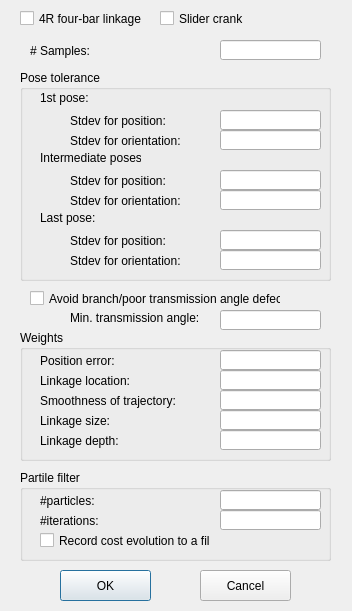
Before: the Qt Designer form KinematicDesign_ThreeBodies/LinkageSynthesisOptionDialog.ui in gnishida/KinematicDesign_ThreeBodies, drawn with Qt 5.
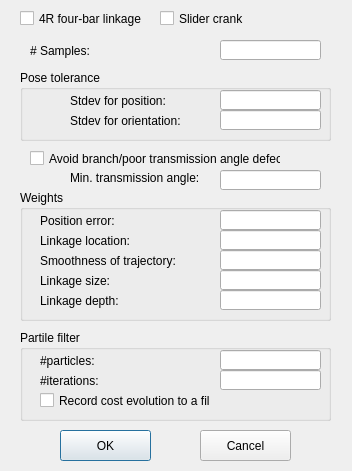
After: the same form once the commit is applied.

Commit message: use only intermediate pose for perturbation

Diff of the .ui file:
```diff
--- a/KinematicDesign_ThreeBodies/LinkageSynthesisOptionDialog.ui
+++ b/KinematicDesign_ThreeBodies/LinkageSynthesisOptionDialog.ui
@@ -7,7 +7,7 @@
     <x>0</x>
     <y>0</y>
     <width>352</width>
-    <height>611</height>
+    <height>471</height>
    </rect>
   </property>
   <property name="windowTitle">
@@ -40,7 +40,7 @@
    <property name="geometry">
     <rect>
      <x>30</x>
-     <y>290</y>
+     <y>150</y>
      <width>251</width>
      <height>17</height>
     </rect>
@@ -53,7 +53,7 @@
    <property name="geometry">
     <rect>
      <x>60</x>
-     <y>570</y>
+     <y>430</y>
      <width>91</width>
      <height>31</height>
     </rect>
@@ -66,7 +66,7 @@
    <property name="geometry">
     <rect>
      <x>200</x>
-     <y>570</y>
+     <y>430</y>
      <width>91</width>
      <height>31</height>
     </rect>
@@ -81,40 +81,17 @@
      <x>20</x>
      <y>70</y>
      <width>311</width>
-     <height>211</height>
+     <height>71</height>
     </rect>
    </property>
    <property name="title">
     <string>Pose tolerance</string>
    </property>
-   <widget class="QLabel" name="label_2">
-    <property name="geometry">
-     <rect>
-      <x>50</x>
-      <y>40</y>
-      <width>131</width>
-      <height>21</height>
-     </rect>
-    </property>
-    <property name="text">
-     <string>Stdev for position:</string>
-    </property>
-   </widget>
-   <widget class="QLineEdit" name="lineEditStdDevPositionFirst">
-    <property name="geometry">
-     <rect>
-      <x>200</x>
-      <y>40</y>
-      <width>101</width>
-      <height>20</height>
-     </rect>
-    </property>
-   </widget>
    <widget class="QLabel" name="label_6">
     <property name="geometry">
      <rect>
       <x>50</x>
-      <y>100</y>
+      <y>20</y>
       <width>101</width>
       <height>21</height>
      </rect>
@@ -127,89 +104,17 @@
     <property name="geometry">
      <rect>
       <x>200</x>
-      <y>100</y>
-      <width>101</width>
-      <height>20</height>
-     </rect>
-    </property>
-   </widget>
-   <widget class="QLabel" name="label_7">
-    <property name="geometry">
-     <rect>
-      <x>50</x>
-      <y>160</y>
-      <width>131</width>
-      <height>21</height>
-     </rect>
-    </property>
-    <property name="text">
-     <string>Stdev for position:</string>
-    </property>
-   </widget>
-   <widget class="QLineEdit" name="lineEditStdDevPositionLast">
-    <property name="geometry">
-     <rect>
-      <x>200</x>
-      <y>160</y>
-      <width>101</width>
-      <height>20</height>
-     </rect>
-    </property>
-   </widget>
-   <widget class="QLabel" name="label_8">
-    <property name="geometry">
-     <rect>
-      <x>20</x>
       <y>20</y>
-      <width>51</width>
-      <height>16</height>
-     </rect>
-    </property>
-    <property name="text">
-     <string>1st pose:</string>
-    </property>
-   </widget>
-   <widget class="QLabel" name="label_9">
-    <property name="geometry">
-     <rect>
-      <x>50</x>
-      <y>60</y>
-      <width>131</width>
-      <height>21</height>
-     </rect>
-    </property>
-    <property name="text">
-     <string>Stdev for orientation:</string>
-    </property>
-   </widget>
-   <widget class="QLineEdit" name="lineEditStdDevOrientationFirst">
-    <property name="geometry">
-     <rect>
-      <x>200</x>
-      <y>60</y>
       <width>101</width>
       <height>20</height>
      </rect>
     </property>
    </widget>
-   <widget class="QLabel" name="label_10">
-    <property name="geometry">
-     <rect>
-      <x>20</x>
-      <y>80</y>
-      <width>101</width>
-      <height>16</height>
-     </rect>
-    </property>
-    <property name="text">
-     <string>Intermediate poses:</string>
-    </property>
-   </widget>
    <widget class="QLabel" name="label_11">
     <property name="geometry">
      <rect>
       <x>50</x>
-      <y>120</y>
+      <y>40</y>
       <width>121</width>
       <height>21</height>
      </rect>
@@ -222,43 +127,7 @@
     <property name="geometry">
      <rect>
       <x>200</x>
-      <y>120</y>
-      <width>101</width>
-      <height>20</height>
-     </rect>
-    </property>
-   </widget>
-   <widget class="QLabel" name="label_12">
-    <property name="geometry">
-     <rect>
-      <x>20</x>
-      <y>140</y>
-      <width>101</width>
-      <height>16</height>
-     </rect>
-    </property>
-    <property name="text">
-     <string>Last pose:</string>
-    </property>
-   </widget>
-   <widget class="QLabel" name="label_13">
-    <property name="geometry">
-     <rect>
-      <x>50</x>
-      <y>180</y>
-      <width>131</width>
-      <height>21</height>
-     </rect>
-    </property>
-    <property name="text">
-     <string>Stdev for orientation:</string>
-    </property>
-   </widget>
-   <widget class="QLineEdit" name="lineEditStdDevOrientationLast">
-    <property name="geometry">
-     <rect>
-      <x>200</x>
-      <y>180</y>
+      <y>40</y>
       <width>101</width>
       <height>20</height>
      </rect>
@@ -269,7 +138,7 @@
    <property name="geometry">
     <rect>
      <x>20</x>
-     <y>330</y>
+     <y>190</y>
      <width>311</width>
      <height>131</height>
     </rect>
@@ -397,7 +266,7 @@
    <property name="geometry">
     <rect>
      <x>20</x>
-     <y>470</y>
+     <y>330</y>
      <width>311</width>
      <height>91</height>
     </rect>
@@ -469,7 +338,7 @@
    <property name="geometry">
     <rect>
      <x>220</x>
-     <y>310</y>
+     <y>170</y>
      <width>101</width>
      <height>20</height>
     </rect>
@@ -479,7 +348,7 @@
    <property name="geometry">
     <rect>
      <x>70</x>
-     <y>310</y>
+     <y>170</y>
      <width>131</width>
      <height>16</height>
     </rect>
```
Left out of the diff: 4 changed lines with no effect on the pictures. The commit also changes 9 other files.
